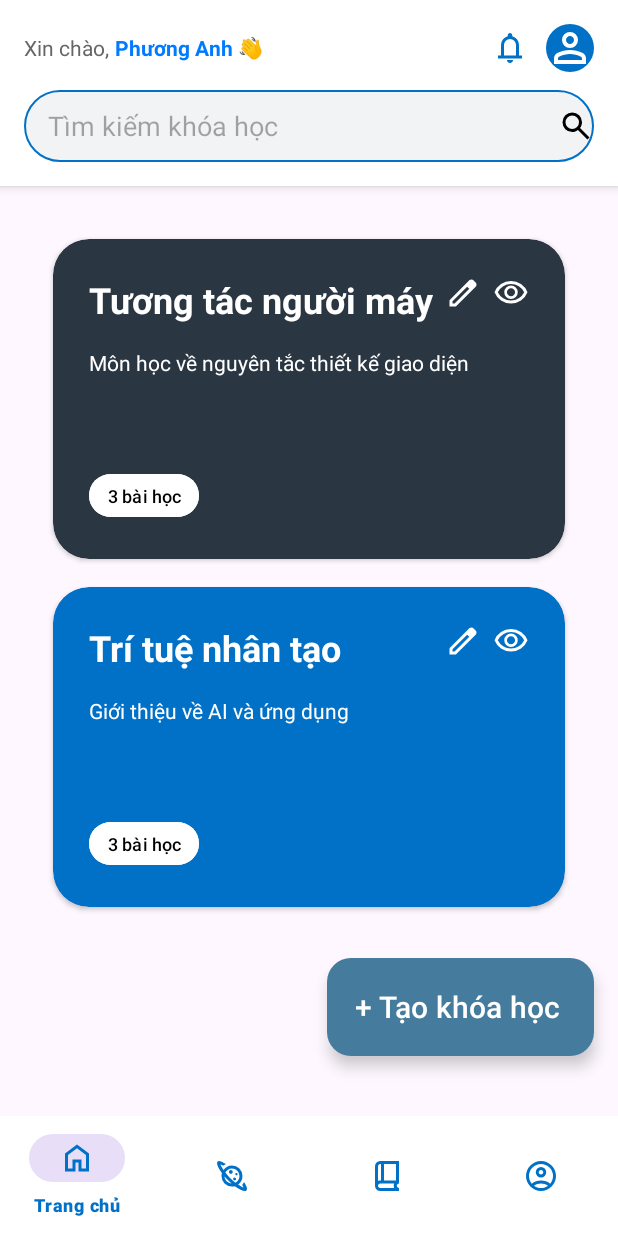
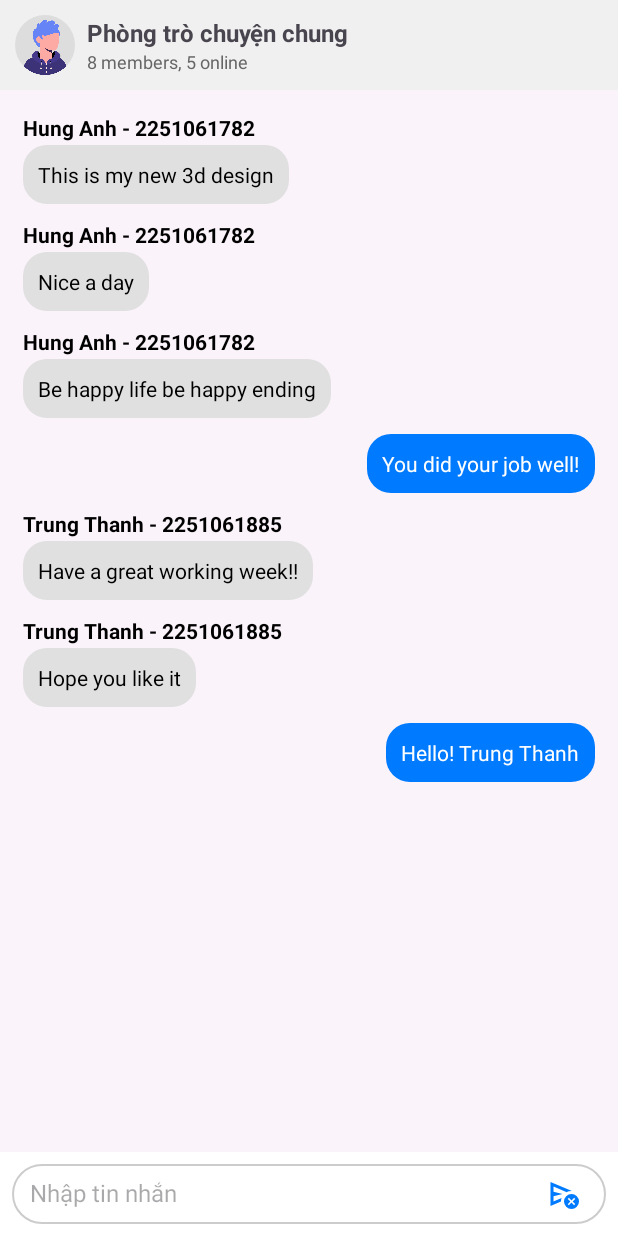
Before and after one commit to trungthanhcva2206/TLUOnlineLearningApp, an Android app: the screen it shows after launch (QuanLyKhoaHocActivity before the commit, GroupChatActivity after it), on a phone screen of 412 x 824 dp. Run offline under Robolectric (Android 15) with nearby library versions, the phone set to English and light mode, and no system bars.

Commit message:
Update boxchat

```diff
--- /dev/null
+++ b/app/src/main/java/com/nhom1/tlulearningonline/GroupChatActivity.java
@@ -0,0 +1,60 @@
+package com.nhom1.tlulearningonline;
+
+import android.os.Bundle;
+import android.widget.EditText;
+import android.widget.ImageButton;
+
+import androidx.activity.EdgeToEdge;
+import androidx.appcompat.app.AppCompatActivity;
+import androidx.core.graphics.Insets;
+import androidx.core.view.ViewCompat;
+import androidx.core.view.WindowInsetsCompat;
+import androidx.recyclerview.widget.LinearLayoutManager;
+import androidx.recyclerview.widget.RecyclerView;
+
+import java.util.ArrayList;
+import java.util.List;
+
+public class GroupChatActivity extends AppCompatActivity {
+    private RecyclerView recyclerMessages;
+    private EditText etMessage;
+    private ImageButton btnSend;
+    private List<Message> messageList;
+    private MessageAdapter adapter;
+
+    @Override
+    protected void onCreate(Bundle savedInstanceState) {
+        super.onCreate(savedInstanceState);
+        setContentView(R.layout.activity_group_chat);
+
+        recyclerMessages = findViewById(R.id.recyclerMessages);
+        etMessage = findViewById(R.id.etMessage);
+        btnSend = findViewById(R.id.btnSend);
+
+        messageList = new ArrayList<>();
+        adapter = new MessageAdapter(messageList);
+        recyclerMessages.setLayoutManager(new LinearLayoutManager(this));
+        recyclerMessages.setAdapter(adapter);
+
+        seedDummyMessages(); // thêm dữ liệu mẫu
+
+        btnSend.setOnClickListener(v -> {
+            String text = etMessage.getText().toString().trim();
+            if (!text.isEmpty()) {
+                messageList.add(new Message("Tôi", text, true));
+                adapter.notifyItemInserted(messageList.size() - 1);
+                etMessage.setText("");
+            }
+        });
+    }
+
+    private void seedDummyMessages() {
+        messageList.add(new Message("Hung Anh - 2251061782", "This is my new 3d design", false));
+        messageList.add(new Message("Hung Anh - 2251061782", "Nice a day", false));
+        messageList.add(new Message("Hung Anh - 2251061782", "Be happy life be happy ending", false));
+        messageList.add(new Message("Tôi", "You did your job well!", true));
+        messageList.add(new Message("Trung Thanh - 2251061885", "Have a great working week!!", false));
+        messageList.add(new Message("Trung Thanh - 2251061885", "Hope you like it", false));
+        messageList.add(new Message("Tôi", "Hello! Trung Thanh", true));
+    }
+}
--- a/app/src/main/java/com/nhom1/tlulearningonline/MainActivity.java
+++ b/app/src/main/java/com/nhom1/tlulearningonline/MainActivity.java
@@ -12,7 +12,7 @@ public class MainActivity extends AppCompatActivity {
         super.onCreate(savedInstanceState);
 
         // Tự động chuyển sang XemKhoaHocActivity
-        Intent intent = new Intent(MainActivity.this, QuanLyKhoaHocActivity.class);
+        Intent intent = new Intent(MainActivity.this, GroupChatActivity.class);
         startActivity(intent);
 
         // Kết thúc MainActivity để không quay lại được khi bấm nút back
--- /dev/null
+++ b/app/src/main/java/com/nhom1/tlulearningonline/Message.java
@@ -0,0 +1,13 @@
+package com.nhom1.tlulearningonline;
+
+public class Message {
+    public String sender;
+    public String text;
+    public boolean isMine;
+
+    public Message(String sender, String text, boolean isMine) {
+        this.sender = sender;
+        this.text = text;
+        this.isMine = isMine;
+    }
+}
--- /dev/null
+++ b/app/src/main/java/com/nhom1/tlulearningonline/MessageAdapter.java
@@ -0,0 +1,69 @@
+package com.nhom1.tlulearningonline;
+
+import android.view.LayoutInflater;
+import android.view.View;
+import android.view.ViewGroup;
+import android.widget.TextView;
+
+import androidx.recyclerview.widget.RecyclerView;
+
+import java.util.List;
+
+public class MessageAdapter extends RecyclerView.Adapter<RecyclerView.ViewHolder> {
+    private List<Message> messages;
+    private static final int TYPE_MINE = 1;
+    private static final int TYPE_OTHER = 2;
+
+    public MessageAdapter(List<Message> messages) {
+        this.messages = messages;
+    }
+
+    @Override
+    public int getItemViewType(int position) {
+        return messages.get(position).isMine ? TYPE_MINE : TYPE_OTHER;
+    }
+
+    @Override
+    public RecyclerView.ViewHolder onCreateViewHolder(ViewGroup parent, int viewType) {
+        if (viewType == TYPE_MINE) {
+            View view = LayoutInflater.from(parent.getContext()).inflate(R.layout.item_message_right, parent, false);
+            return new RightViewHolder(view);
+        } else {
+            View view = LayoutInflater.from(parent.getContext()).inflate(R.layout.item_message_left, parent, false);
+            return new LeftViewHolder(view);
+        }
+    }
+
+    @Override
+    public void onBindViewHolder(RecyclerView.ViewHolder holder, int position) {
+        Message msg = messages.get(position);
+        if (holder instanceof RightViewHolder) {
+            ((RightViewHolder) holder).tvMessage.setText(msg.text);
+        } else if (holder instanceof LeftViewHolder) {
+            ((LeftViewHolder) holder).tvSender.setText(msg.sender);
+            ((LeftViewHolder) holder).tvMessage.setText(msg.text);
+        }
+    }
+
+    @Override
+    public int getItemCount() {
+        return messages.size();
+    }
+
+    static class RightViewHolder extends RecyclerView.ViewHolder {
+        TextView tvMessage;
+        RightViewHolder(View itemView) {
+            super(itemView);
+            tvMessage = itemView.findViewById(R.id.tvMessage);
+        }
+    }
+
+    static class LeftViewHolder extends RecyclerView.ViewHolder {
+        TextView tvSender, tvMessage;
+        LeftViewHolder(View itemView) {
+            super(itemView);
+            tvSender = itemView.findViewById(R.id.tvSender);
+            tvMessage = itemView.findViewById(R.id.tvMessage);
+        }
+    }
+}
--- /dev/null
+++ b/app/src/main/res/drawable/bg_input.xml
@@ -0,0 +1,11 @@
+<shape xmlns:android="http://schemas.android.com/apk/res/android"
+    android:shape="rectangle">
+    <solid android:color="#FFFFFF" />
+    <stroke android:width="1dp" android:color="#CCCCCC"/>
+    <corners android:radius="20dp" />
+    <padding
+        android:left="10dp"
+        android:top="10dp"
+        android:right="10dp"
+        android:bottom="10dp"/>
+</shape>
--- /dev/null
+++ b/app/src/main/res/drawable/bg_left.xml
@@ -0,0 +1,4 @@
+<shape xmlns:android="http://schemas.android.com/apk/res/android" android:shape="rectangle">
+    <solid android:color="#e0e0e0" />
+    <corners android:radius="16dp" />
+</shape>
--- /dev/null
+++ b/app/src/main/res/drawable/bg_right.xml
@@ -0,0 +1,4 @@
+<shape xmlns:android="http://schemas.android.com/apk/res/android" android:shape="rectangle">
+    <solid android:color="#007AFF" />
+    <corners android:radius="16dp" />
+</shape>
--- /dev/null
+++ b/app/src/main/res/drawable/circle_background.xml
@@ -0,0 +1,5 @@
+<!-- res/drawable/circle_background.xml -->
+<shape xmlns:android="http://schemas.android.com/apk/res/android"
+    android:shape="oval">
+    <solid android:color="#DDDDDD"/>
+</shape>
--- /dev/null
+++ b/app/src/main/res/drawable/ic_back.xml
@@ -0,0 +1,5 @@
+<vector xmlns:android="http://schemas.android.com/apk/res/android" android:autoMirrored="true" android:height="24dp" android:tint="#000000" android:viewportHeight="24" android:viewportWidth="24" android:width="24dp">
+
+    <path android:fillColor="@android:color/white" android:pathData="M20,11H7.83l5.59,-5.59L12,4l-8,8 8,8 1.41,-1.41L7.83,13H20v-2z"/>
+
+</vector>
--- /dev/null
+++ b/app/src/main/res/drawable/ic_send.xml
@@ -0,0 +1,5 @@
+<vector xmlns:android="http://schemas.android.com/apk/res/android" android:height="24dp" android:tint="#000000" android:viewportHeight="960" android:viewportWidth="960" android:width="24dp">
+
+    <path android:fillColor="@android:color/white" android:pathData="M609,779L679,709L749,779L779,749L710,680L780,610L750,580L680,650L610,580L580,610L650,680L580,750L609,779ZM120,800L120,160L692,400Q689,400 686,400Q683,400 680,400Q645,400 614,408Q583,416 554,430L200,280L200,420L440,480L200,540L200,680L416,588Q408,611 404,633.5Q400,656 400,680Q400,680 400,681Q400,682 400,682L120,800ZM680,880Q597,880 538.5,821.5Q480,763 480,680Q480,597 538.5,538.5Q597,480 680,480Q763,480 821.5,538.5Q880,597 880,680Q880,763 821.5,821.5Q763,880 680,880ZM200,588Q200,540 200,498Q200,456 200,430L200,280L200,420L200,420L200,540L200,540L200,680L200,588Z"/>
+
+</vector>
--- /dev/null
+++ b/app/src/main/res/layout/activity_group_chat.xml
@@ -0,0 +1,90 @@
+<?xml version="1.0" encoding="utf-8"?>
+<RelativeLayout xmlns:android="http://schemas.android.com/apk/res/android"
+    android:layout_width="match_parent"
+    android:layout_height="match_parent"
+    android:background="#FAF3FA">
+
+    <LinearLayout
+        android:id="@+id/header"
+        android:layout_width="match_parent"
+        android:layout_height="60dp"
+        android:orientation="horizontal"
+        android:padding="10dp"
+        android:background="#f0f0f0"
+        android:gravity="center_vertical">
+
+        <!-- Ảnh đại diện nhóm -->
+        <ImageView
+            android:layout_width="40dp"
+            android:layout_height="40dp"
+            android:src="@drawable/ic_group_avatar"
+            android:layout_marginEnd="8dp"
+            android:scaleType="centerCrop"
+            android:background="@drawable/circle_background" />
+
+        <!-- Tên phòng và trạng thái -->
+        <LinearLayout
+            android:layout_width="wrap_content"
+            android:layout_height="wrap_content"
+            android:orientation="vertical">
+
+            <TextView
+                android:id="@+id/room_name"
+                android:layout_width="wrap_content"
+                android:layout_height="wrap_content"
+                android:text="Phòng trò chuyện chung"
+                android:textStyle="bold"
+                android:textSize="16sp" />
+
+            <TextView
+                android:id="@+id/room_status"
+                android:layout_width="wrap_content"
+                android:layout_height="wrap_content"
+                android:text="8 members, 5 online"
+                android:textSize="12sp"
+                android:textColor="#666666" />
+        </LinearLayout>
+    </LinearLayout>
+
+    <!-- Danh sách tin nhắn -->
+    <androidx.recyclerview.widget.RecyclerView
+        android:id="@+id/recyclerMessages"
+        android:layout_width="match_parent"
+        android:layout_height="match_parent"
+        android:layout_above="@+id/sendLayout"
+        android:layout_below="@+id/header"
+        android:padding="10dp" />
+
+    <!-- Nhập tin nhắn -->
+    <FrameLayout
+        android:id="@+id/sendLayout"
+        android:layout_width="match_parent"
+        android:layout_height="56dp"
+        android:layout_alignParentBottom="true"
+        android:background="#FFFFFF"
+        android:padding="8dp">
+
+        <EditText
+            android:id="@+id/etMessage"
+            android:layout_width="match_parent"
+            android:layout_height="match_parent"
+            android:background="@drawable/bg_input"
+            android:paddingEnd="48dp"
+            android:paddingStart="12dp"
+            android:hint="Nhập tin nhắn"
+            android:textSize="16sp"
+            android:gravity="center_vertical" />
+
+        <ImageButton
+            android:id="@+id/btnSend"
+            android:layout_width="36dp"
+            android:layout_height="36dp"
+            android:layout_gravity="end|center_vertical"
+            android:layout_marginEnd="10dp"
+            android:background="@null"
+            android:src="@drawable/ic_send"
+            android:tint="#007AFF"
+            android:contentDescription="Send"/>
+    </FrameLayout>
+
+</RelativeLayout>
--- /dev/null
+++ b/app/src/main/res/layout/item_message_left.xml
@@ -0,0 +1,23 @@
+<LinearLayout xmlns:android="http://schemas.android.com/apk/res/android"
+    android:layout_width="match_parent"
+    android:layout_height="wrap_content"
+    android:orientation="vertical"
+    android:padding="5dp">
+
+    <TextView
+        android:id="@+id/tvSender"
+        android:layout_width="wrap_content"
+        android:layout_height="wrap_content"
+        android:textColor="#000"
+        android:textSize="14sp"
+        android:textStyle="bold" />
+
+    <TextView
+        android:id="@+id/tvMessage"
+        android:layout_width="wrap_content"
+        android:layout_height="wrap_content"
+        android:background="@drawable/bg_left"
+        android:textColor="#000"
+        android:padding="10dp"
+        android:layout_marginTop="2dp" />
+</LinearLayout>
--- /dev/null
+++ b/app/src/main/res/layout/item_message_right.xml
@@ -0,0 +1,15 @@
+<LinearLayout xmlns:android="http://schemas.android.com/apk/res/android"
+    android:layout_width="match_parent"
+    android:layout_height="wrap_content"
+    android:orientation="vertical"
+    android:gravity="end"
+    android:padding="5dp">
+
+    <TextView
+        android:id="@+id/tvMessage"
+        android:layout_width="wrap_content"
+        android:layout_height="wrap_content"
+        android:background="@drawable/bg_right"
+        android:textColor="#fff"
+        android:padding="10dp" />
+</LinearLayout>
```
Also changed, not shown: app/src/main/AndroidManifest.xml (+6 -3 lines), app/src/main/res/drawable/ic_group_avatar.png (added).
